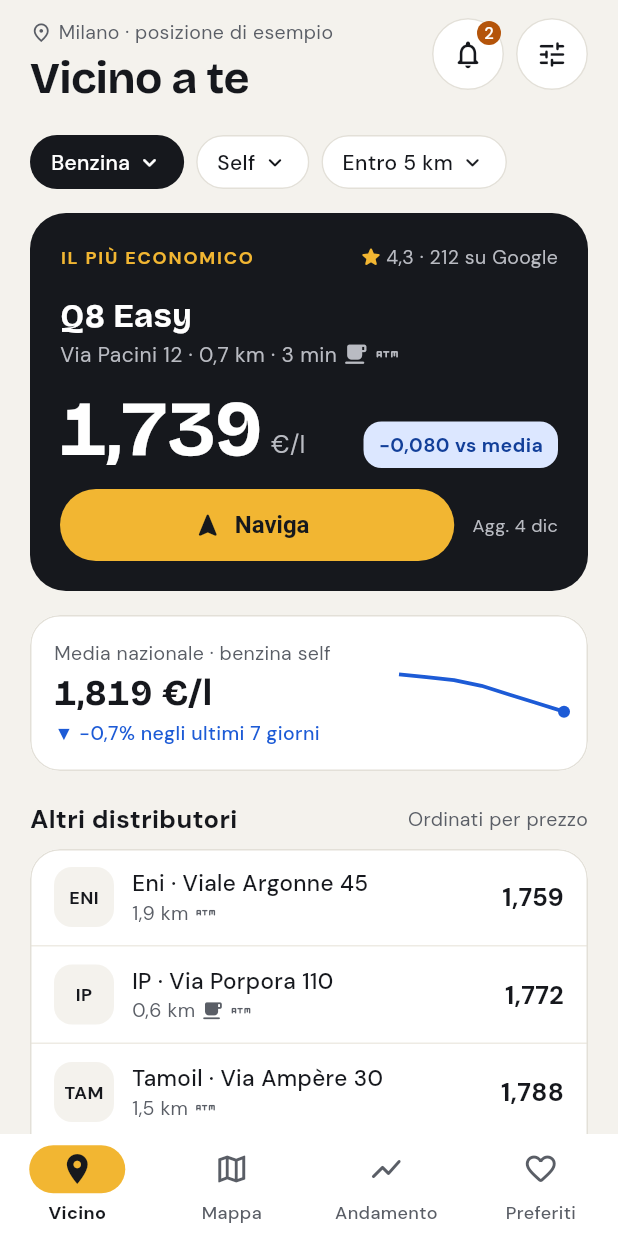
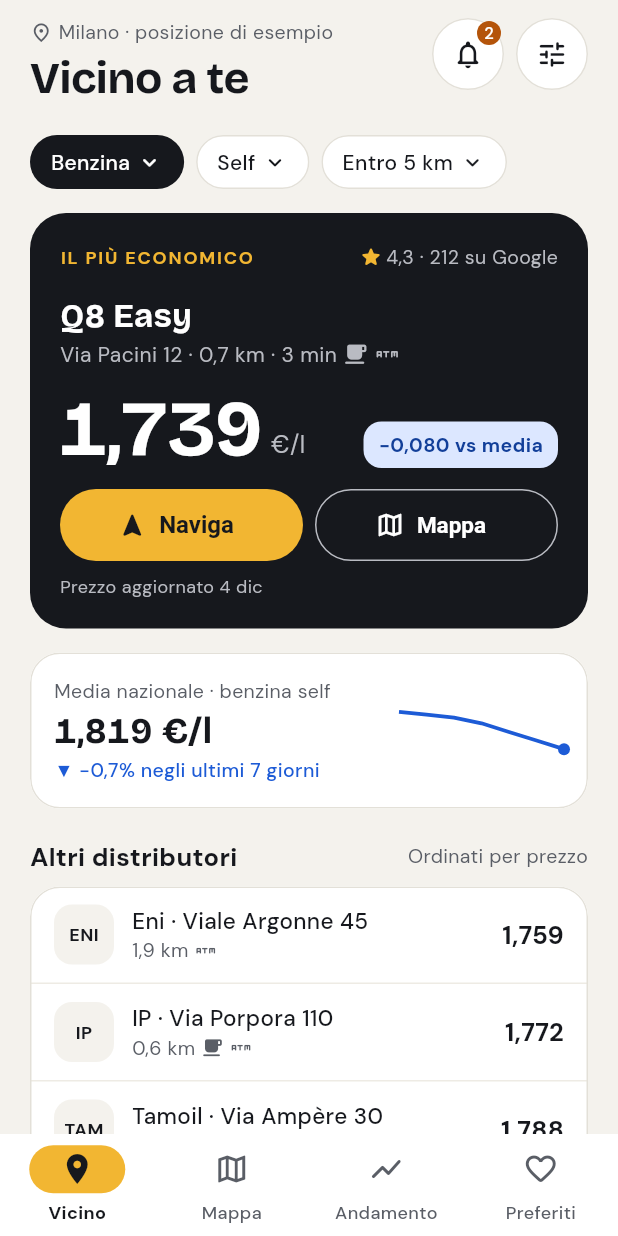
Before and after one commit to markitiello/benzina, a Flutter app: the screen it shows after launch, on a phone screen of 412 x 824 dp. Run offline on Flutter 3.47's test engine with Material 3 defaults, Android fonts, the phone set to English and light mode, and no system bars; drawn by our look-alikes of fl_chart; our stand-ins replace firebase_core, firebase_messaging, flutter_local_notifications, flutter_map, flutter_riverpod, geolocator and 5 more; missing offline and left inert: firebase_app_check; accounts and stored records are empty.

Commit message:
Home: pulsante "Mappa" accanto a "Naviga" nel più economico
Apre la scheda Mappa centrata sul distributore e già selezionato.
Nella scheda in basso della mappa il prezzo si riduce invece di
spingere fuori i pulsanti, e l'unità segue il carburante (€/kg per
il metano).

Co-Authored-By: Claude Opus 5.5 <noreply@anthropic.com>
Claude-Session: https://claude.ai/code/session_01W8fZ8FU7sbEUE3W4ae5qM8

```diff
--- a/lib/features/nearby/nearby_screen.dart
+++ b/lib/features/nearby/nearby_screen.dart
@@ -242,12 +242,29 @@ class _CheapestCard extends ConsumerWidget {
                       label: const Text('Naviga'),
                     ),
                   ),
-                  const SizedBox(width: 12),
-                  Text(
-                    'Agg. ${formatUpdated(offer.station.updatedAt)}',
-                    style: TextStyle(fontSize: 12, color: c.heroMuted),
+                  const SizedBox(width: 8),
+                  Expanded(
+                    child: OutlinedButton.icon(
+                      onPressed: () {
+                        ref
+                            .read(mapFocusProvider.notifier)
+                            .show(offer.station.id);
+                        StatefulNavigationShell.maybeOf(context)?.goBranch(1);
+                      },
+                      style: OutlinedButton.styleFrom(
+                        foregroundColor: c.heroFg,
+                        side: BorderSide(color: c.heroMuted),
+                      ),
+                      icon: const Icon(Icons.map_outlined, size: 20),
+                      label: const Text('Mappa'),
+                    ),
                   ),
                 ],
+              ),
+              const SizedBox(height: 8),
+              Text(
+                'Prezzo aggiornato ${formatUpdated(offer.station.updatedAt)}',
+                style: TextStyle(fontSize: 12, color: c.heroMuted),
               ),
             ],
           ),
--- a/lib/state/providers.dart
+++ b/lib/state/providers.dart
@@ -41,6 +41,21 @@ class StaleDataNotifier extends Notifier<DateTime?> {
 
 final staleDataProvider = NotifierProvider<StaleDataNotifier, DateTime?>(
   StaleDataNotifier.new,
+);
+
+/// Distributore da mostrare quando si apre la mappa (es. "Mappa" dalla home);
+/// la mappa lo seleziona, ci si centra sopra e poi lo azzera.
+class MapFocusNotifier extends Notifier<String?> {
+  @override
+  String? build() => null;
+
+  void show(String stationId) => state = stationId;
+
+  void clear() => state = null;
+}
+
+final mapFocusProvider = NotifierProvider<MapFocusNotifier, String?>(
+  MapFocusNotifier.new,
 );
 
 /// Nessun nuovo tentativo automatico quando un provider fallisce (Riverpod
```
Also changed, not shown: lib/features/map/map_screen.dart (+48 -4 lines), 1 other file.
